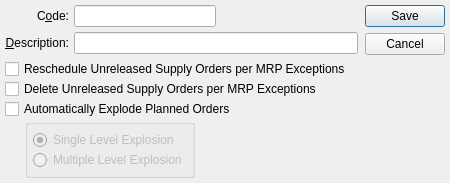
The window that xtuple/trunk/guiclient/plannerCode.ui (WooodHead/xtuple) describes before a commit, drawn with Qt 5.
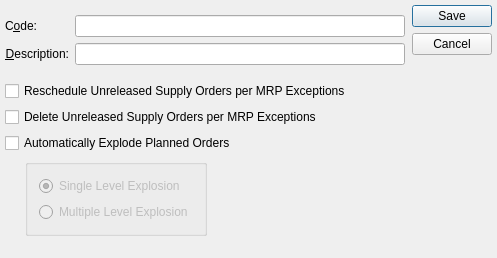
The same window after the commit. Custom widgets are drawn as their Qt base class.

Commit message: bug #17344 - calling QWidget::setFocus() in constructors and ::set() methods confuses the QMdiArea's subwindow handling. tweak a few window layouts to make them resize better.

Diff of the .ui file:
```diff
--- a/xtuple/trunk/guiclient/plannerCode.ui
+++ b/xtuple/trunk/guiclient/plannerCode.ui
@@ -13,8 +13,8 @@
    <rect>
     <x>0</x>
     <y>0</y>
-    <width>450</width>
-    <height>155</height>
+    <width>497</width>
+    <height>258</height>
    </rect>
   </property>
   <property name="windowTitle">
@@ -29,25 +29,15 @@
    </property>
    <item>
     <layout class="QVBoxLayout">
-     <property name="spacing">
-      <number>0</number>
-     </property>
      <item>
-      <layout class="QVBoxLayout">
-       <property name="spacing">
-        <number>5</number>
+      <layout class="QFormLayout" name="formLayout">
+       <property name="topMargin">
+        <number>10</number>
        </property>
-       <item>
-        <layout class="QHBoxLayout">
-         <property name="spacing">
-          <number>5</number>
-         </property>
-         <item>
-          <layout class="QVBoxLayout">
-           <property name="spacing">
-            <number>5</number>
-           </property>
-           <item>
+       <property name="bottomMargin">
+        <number>10</number>
+       </property>
+       <item row="0" column="0">
             <widget class="QLabel" name="_codeLit">
              <property name="text">
               <string>C&amp;ode:</string>
@@ -60,7 +50,10 @@
              </property>
             </widget>
            </item>
-           <item>
+       <item row="0" column="1">
+        <widget class="XLineEdit" name="_code"/>
+       </item>
+       <item row="1" column="0">
             <widget class="QLabel" name="_descriptionLit">
              <property name="text">
               <string>&amp;Description:</string>
@@ -73,51 +66,11 @@
              </property>
             </widget>
            </item>
-          </layout>
-         </item>
-         <item>
-          <layout class="QVBoxLayout">
-           <property name="spacing">
-            <number>5</number>
-           </property>
-           <item>
-            <layout class="QHBoxLayout">
-             <property name="spacing">
-              <number>0</number>
-             </property>
-             <item>
-              <widget class="XLineEdit" name="_code"/>
-             </item>
-             <item>
-              <spacer name="Spacer18">
-               <property name="orientation">
-                <enum>Qt::Horizontal</enum>
-               </property>
-               <property name="sizeType">
-                <enum>QSizePolicy::Expanding</enum>
-               </property>
-               <property name="sizeHint" stdset="0">
-                <size>
-                 <width>20</width>
-                 <height>20</height>
-                </size>
-               </property>
-              </spacer>
-             </item>
-            </layout>
-           </item>
-           <item>
+       <item row="1" column="1">
             <widget class="XLineEdit" name="_description"/>
            </item>
           </layout>
          </item>
-        </layout>
-       </item>
-       <item>
-        <layout class="QVBoxLayout">
-         <property name="spacing">
-          <number>0</number>
-         </property>
          <item>
           <widget class="QCheckBox" name="_mrpexcpResched">
            <property name="text">
@@ -141,9 +94,6 @@
          </item>
          <item>
           <layout class="QHBoxLayout">
-           <property name="spacing">
-            <number>0</number>
-           </property>
            <item>
             <spacer name="Spacer11">
              <property name="orientation">
@@ -168,13 +118,7 @@
              <property name="title">
               <string/>
              </property>
-             <layout class="QVBoxLayout">
-              <property name="spacing">
-               <number>0</number>
-              </property>
-              <property name="margin">
-               <number>5</number>
-              </property>
+         <layout class="QVBoxLayout" name="_2">
               <item>
                <widget class="QRadioButton" name="_singleLevel">
                 <property name="text">
@@ -213,10 +157,6 @@
            </item>
           </layout>
          </item>
-        </layout>
-       </item>
-      </layout>
-     </item>
      <item>
       <spacer name="spacer59">
        <property name="orientation">
```
Left out of the diff: 3 changed lines with no effect on the pictures. Lines whose indentation alone changed are shown as unchanged. The commit also changes 66 other files.
